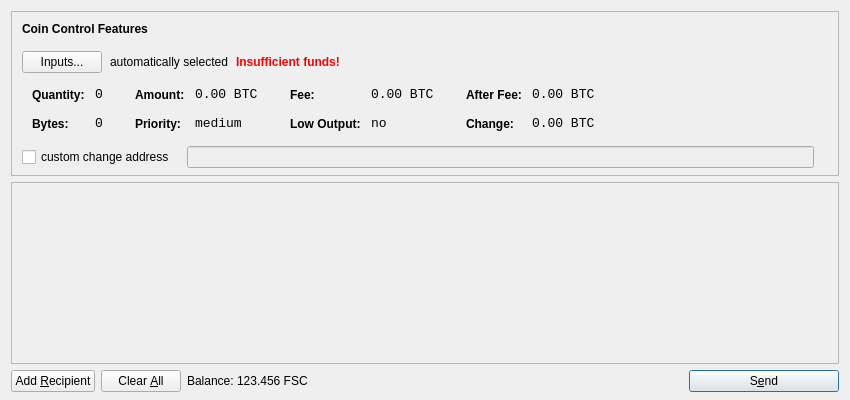
This is src/qt/forms/sendcoinsdialog.ui in friendshipCoin/friendshipcoin as Qt 5 draws it before an edit. The edited form follows.
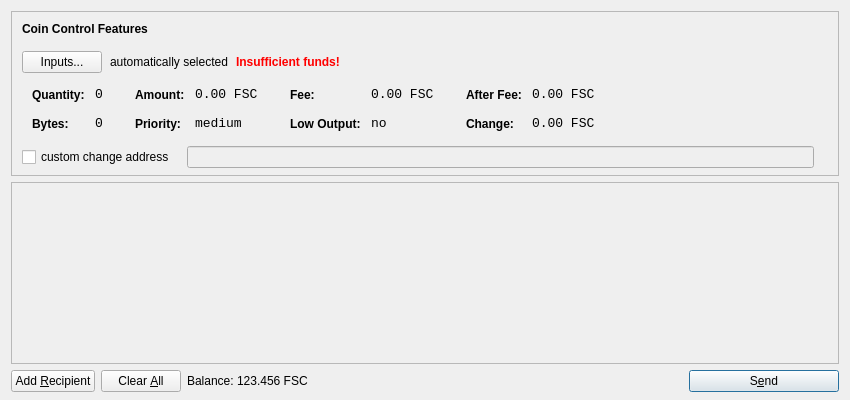
This is the edited form. Icons and pictures are not drawn.

```diff
--- a/src/qt/forms/sendcoinsdialog.ui
+++ b/src/qt/forms/sendcoinsdialog.ui
@@ -321,7 +321,7 @@
                   <enum>Qt::ActionsContextMenu</enum>
                  </property>
                  <property name="text">
-                  <string notr="true">0.00 BTC</string>
+                  <string notr="true">0.00 FSC</string>
                  </property>
                  <property name="textInteractionFlags">
                   <set>Qt::LinksAccessibleByMouse|Qt::TextSelectableByKeyboard|Qt::TextSelectableByMouse</set>
@@ -407,7 +407,7 @@
                   <enum>Qt::ActionsContextMenu</enum>
                  </property>
                  <property name="text">
-                  <string notr="true">0.00 BTC</string>
+                  <string notr="true">0.00 FSC</string>
                  </property>
                  <property name="textInteractionFlags">
                   <set>Qt::LinksAccessibleByMouse|Qt::TextSelectableByKeyboard|Qt::TextSelectableByMouse</set>
@@ -493,7 +493,7 @@
                   <enum>Qt::ActionsContextMenu</enum>
                  </property>
                  <property name="text">
-                  <string notr="true">0.00 BTC</string>
+                  <string notr="true">0.00 FSC</string>
                  </property>
                  <property name="textInteractionFlags">
                   <set>Qt::LinksAccessibleByMouse|Qt::TextSelectableByKeyboard|Qt::TextSelectableByMouse</set>
@@ -525,7 +525,7 @@
                   <enum>Qt::ActionsContextMenu</enum>
                  </property>
                  <property name="text">
-                  <string notr="true">0.00 BTC</string>
+                  <string notr="true">0.00 FSC</string>
                  </property>
                  <property name="textInteractionFlags">
                   <set>Qt::LinksAccessibleByMouse|Qt::TextSelectableByKeyboard|Qt::TextSelectableByMouse</set>
```
